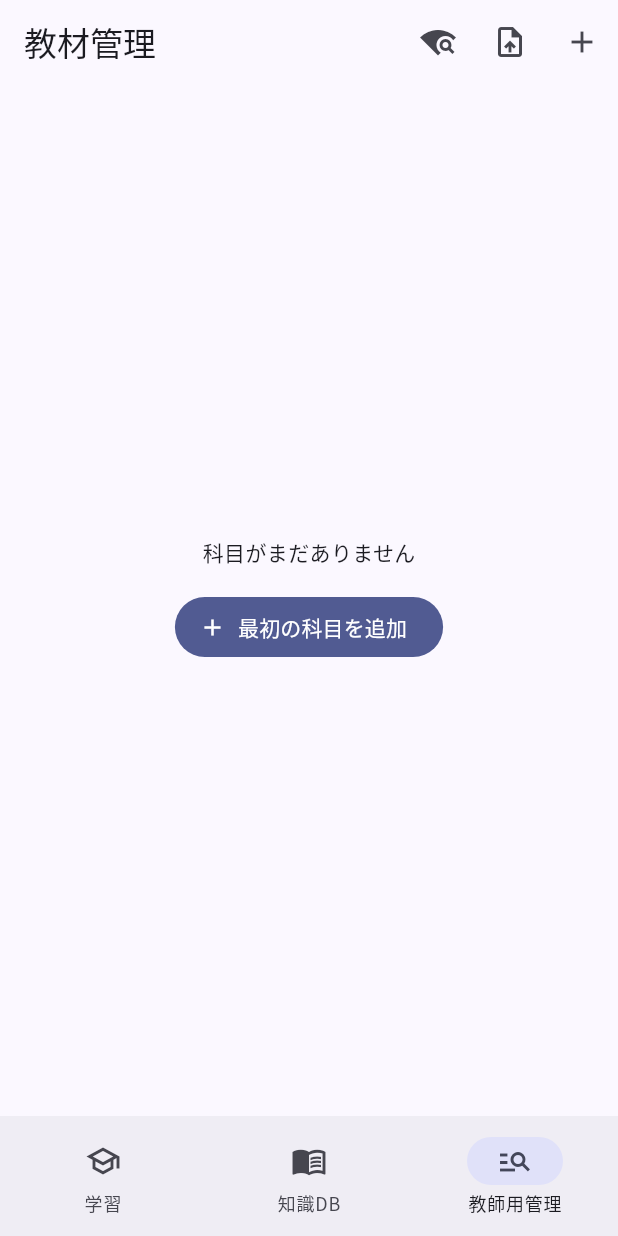
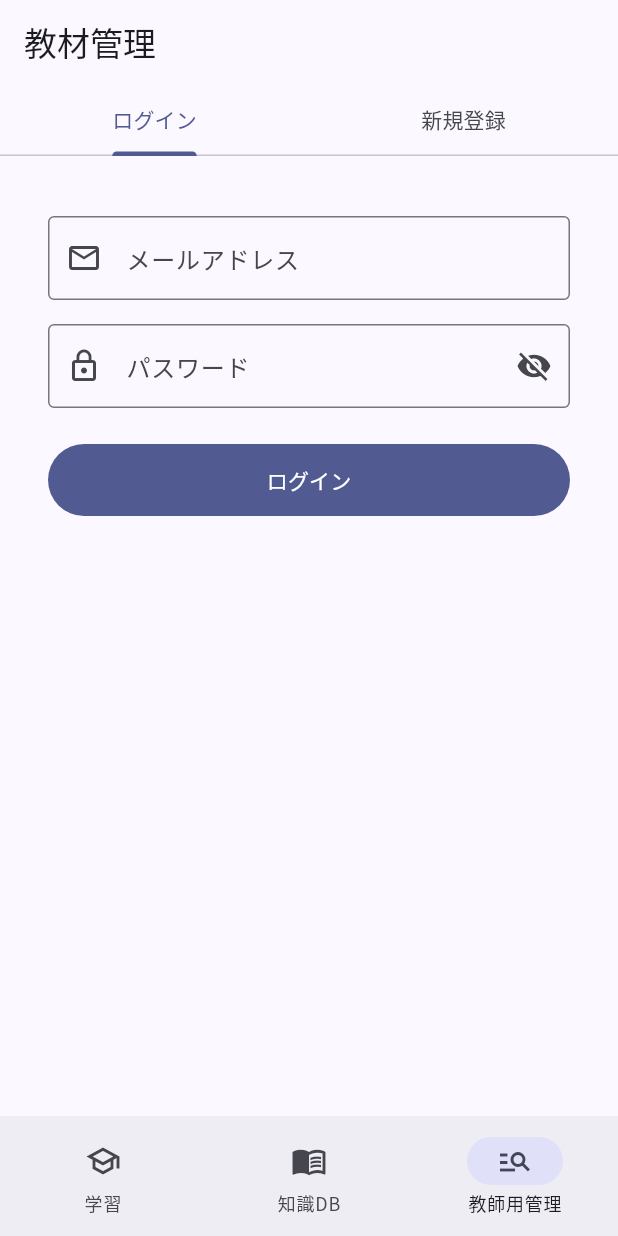
Before and after one commit to tmnotwork/tessera, a Flutter app: the screen it shows after launch, item 3 of the bottom bar chosen, on a phone screen of 412 x 824 dp. Run offline on Flutter 3.47's test engine with Material 3 defaults, Android fonts, the phone set to English and light mode, and no system bars; our stand-ins replace flutter_dotenv, shared_preferences, sqflite, sqflite_common_ffi, supabase_flutter; accounts and stored records are empty.

Commit message:
学習者・教師ロールによるログイン機能を実装
- profiles テーブル追加（role: teacher/learner、user_id フィールド）
- DB トリガー: 新規登録ユーザーに自動で teacher ロールを付与
- get_my_role() SECURITY DEFINER 関数で RLS の再帰参照を回避
- 全コンテンツテーブルの RLS を anon 全許可 → 認証済みロールベースに更新
  （教師: CRUD 全許可 / 学習者: SELECT のみ）
- AppAuthNotifier: 認証状態・ロールキャッシュ・ログイン/ログアウト管理
- LearnerLoginScreen: user_id + パスワードで学習者ログイン
- TeacherLoginScreen: メール + パスワードでログイン / 新規登録（タブ切替）
- RootScaffold: 認証状態に応じてタブ表示を切替（未ログイン → ログイン画面）
- 学習タブ: 教師ログイン時のみ「教材管理」ボタンを表示
- LearnerHomeScreen: ログアウトボタン追加

https://claude.ai/code/session_01ShWGvrbw6i4y2S4Af39uM7

```diff
--- a/lib/main.dart
+++ b/lib/main.dart
@@ -16,7 +16,9 @@ import 'src/init_sqflite_stub.dart' if (dart.library.io) 'src/init_sqflite_io.da
 import 'src/screens/four_choice_list_screen.dart';
 import 'src/screens/knowledge_list_screen.dart';
 import 'src/screens/learner_home_screen.dart';
+import 'src/screens/learner_login_screen.dart';
 import 'src/screens/memorization_list_screen.dart';
+import 'src/screens/teacher_login_screen.dart';
 
 // 実機ビルドでは .env が同梱されないため、フォールバック用の公開キー
 const _fallbackSupabaseUrl = 'https://wnufzrehvhcwclnwxwim.supabase.co';
@@ -32,6 +34,7 @@ Future<void> main() async {
         url: _fallbackSupabaseUrl,
         anonKey: _fallbackSupabaseAnonKey,
       );
+      appAuthNotifier.init();
       runApp(const RootApp(localDb: null));
       return;
     }
@@ -57,6 +60,7 @@ Future<void> main() async {
     }
 
     await Supabase.initialize(url: supabaseUrl, anonKey: supabaseAnonKey);
+    appAuthNotifier.init();
     init_sqflite.initSqliteForDesktop();
     final localDb = await _initLocalDb();
     runApp(RootApp(localDb: localDb));
@@ -262,6 +266,35 @@ class RootScaffold extends StatefulWidget {
 
 class _RootScaffoldState extends State<RootScaffold> {
   int _index = 0;
+  String? _role;
+  bool _authReady = false;
+
+  @override
+  void initState() {
+    super.initState();
+    appAuthNotifier.listen(_onAuthChanged);
+    _refreshRole();
+  }
+
+  @override
+  void dispose() {
+    appAuthNotifier.dispose();
+    super.dispose();
+  }
+
+  void _onAuthChanged() {
+    if (mounted) _refreshRole();
+  }
+
+  Future<void> _refreshRole() async {
+    final role = await appAuthNotifier.fetchRole();
+    if (mounted) {
+      setState(() {
+        _role = role;
+        _authReady = true;
+      });
+    }
+  }
 
   void _switchToManageTab(BuildContext context) {
     final navigator = Navigator.maybeOf(context, rootNavigator: true) ?? Navigator.of(context);
@@ -271,14 +304,62 @@ class _RootScaffoldState extends State<RootScaffold> {
     });
   }
 
+  Widget _buildLearnerTab() {
+    if (!_authReady) {
+      return const Scaffold(body: Center(child: CircularProgressIndicator()));
+    }
+    if (!appAuthNotifier.isLoggedIn) {
+      return const LearnerLoginScreen();
+    }
+    return LearnerHomeScreen(
+      onOpenManage: _role == 'teacher' ? () => setState(() => _index = 2) : null,
+    );
+  }
+
+  Widget _buildTeacherTab() {
+    if (!_authReady) {
+      return const Scaffold(body: Center(child: CircularProgressIndicator()));
+    }
+    if (!appAuthNotifier.isLoggedIn) {
+      return const TeacherLoginScreen();
+    }
+    if (_role == 'teacher') {
+      return TeacherAdminPage(localDb: widget.localDb);
+    }
+    // 学習者がこのタブを開いた場合
+    return Scaffold(
+      appBar: AppBar(title: const Text('教材管理')),
+      body: Center(
+        child: Padding(
+          padding: const EdgeInsets.all(24),
+          child: Column(
+            mainAxisSize: MainAxisSize.min,
+            children: [
+              Icon(Icons.lock_outline,
+                  size: 48, color: Theme.of(context).colorScheme.outline),
+              const SizedBox(height: 16),
+              const Text('このタブは教師専用です'),
+              const SizedBox(height: 24),
+              FilledButton.icon(
+                icon: const Icon(Icons.logout),
+                label: const Text('ログアウト'),
+                onPressed: () async {
+                  await appAuthNotifier.logout();
+                },
+              ),
+            ],
+          ),
+        ),
+      ),
+    );
+  }
+
   @override
   Widget build(BuildContext context) {
     final pages = [
-      LearnerHomeScreen(
-        onOpenManage: () => setState(() => _index = 2),
-      ),
+      _buildLearnerTab(),
       KnowledgeDbHomePage(localDb: widget.localDb),
-      TeacherAdminPage(localDb: widget.localDb),
+      _buildTeacherTab(),
     ];
 
     openManageNotifier.openManage = (ctx) => _rootScaffoldKey.currentState?._switchToManageTab(ctx);
--- /dev/null
+++ b/lib/src/screens/teacher_login_screen.dart
@@ -0,0 +1,166 @@
+import 'package:flutter/material.dart';
+
+import '../app_scope.dart';
+
+class TeacherLoginScreen extends StatefulWidget {
+  const TeacherLoginScreen({super.key});
+
+  @override
+  State<TeacherLoginScreen> createState() => _TeacherLoginScreenState();
+}
+
+class _TeacherLoginScreenState extends State<TeacherLoginScreen>
+    with SingleTickerProviderStateMixin {
+  late final TabController _tabController;
+  final _emailController = TextEditingController();
+  final _passwordController = TextEditingController();
+  bool _loading = false;
+  bool _obscure = true;
+
+  @override
+  void initState() {
+    super.initState();
+    _tabController = TabController(length: 2, vsync: this);
+    // タブ切り替え時にフォームをリセット
+    _tabController.addListener(() {
+      if (mounted) setState(() {});
+    });
+  }
+
+  @override
+  void dispose() {
+    _tabController.dispose();
+    _emailController.dispose();
+    _passwordController.dispose();
+    super.dispose();
+  }
+
+  Future<void> _login() async {
+    final email = _emailController.text.trim();
+    final password = _passwordController.text;
+    if (email.isEmpty || password.isEmpty) return;
+
+    setState(() => _loading = true);
+    try {
+      await appAuthNotifier.loginTeacher(email, password);
+    } catch (e) {
+      if (mounted) {
+        ScaffoldMessenger.of(context).showSnackBar(
+          SnackBar(content: Text('ログインに失敗しました: $e')),
+        );
+      }
+    } finally {
+      if (mounted) setState(() => _loading = false);
+    }
+  }
+
+  Future<void> _signUp() async {
+    final email = _emailController.text.trim();
+    final password = _passwordController.text;
+    if (email.isEmpty || password.isEmpty) return;
+
+    setState(() => _loading = true);
+    try {
+      await appAuthNotifier.signUpTeacher(email, password);
+      if (mounted) {
+        ScaffoldMessenger.of(context).showSnackBar(
+          const SnackBar(content: Text('登録しました。同じIDとパスワードでログインしてください。')),
+        );
+        _tabController.animateTo(0);
+      }
+    } catch (e) {
+      if (mounted) {
+        ScaffoldMessenger.of(context).showSnackBar(
+          SnackBar(content: Text('登録に失敗しました: $e')),
+        );
+      }
+    } finally {
+      if (mounted) setState(() => _loading = false);
+    }
+  }
+
+  Widget _buildForm(bool isLogin) {
+    return SingleChildScrollView(
+      padding: const EdgeInsets.all(32),
+      child: Center(
+        child: ConstrainedBox(
+          constraints: const BoxConstraints(maxWidth: 360),
+          child: Column(
+            crossAxisAlignment: CrossAxisAlignment.stretch,
+            children: [
+              const SizedBox(height: 8),
+              TextField(
+                controller: _emailController,
+                decoration: const InputDecoration(
+                  labelText: 'メールアドレス',
+                  border: OutlineInputBorder(),
+                  prefixIcon: Icon(Icons.email_outlined),
+                ),
+                keyboardType: TextInputType.emailAddress,
+                textInputAction: TextInputAction.next,
+                autofillHints: const [AutofillHints.email],
+              ),
+              const SizedBox(height: 16),
+              TextField(
+                controller: _passwordController,
+                obscureText: _obscure,
+                decoration: InputDecoration(
+                  labelText: 'パスワード',
+                  border: const OutlineInputBorder(),
+                  prefixIcon: const Icon(Icons.lock_outline),
+                  suffixIcon: IconButton(
+                    icon: Icon(_obscure ? Icons.visibility_off : Icons.visibility),
+                    onPressed: () => setState(() => _obscure = !_obscure),
+                  ),
+                ),
+                textInputAction: TextInputAction.done,
+                onSubmitted: (_) {
+                  if (!_loading) (isLogin ? _login : _signUp)();
+                },
+              ),
+              const SizedBox(height: 24),
+              FilledButton(
+                onPressed: _loading ? null : (isLogin ? _login : _signUp),
+                style: FilledButton.styleFrom(
+                  padding: const EdgeInsets.symmetric(vertical: 14),
+                ),
+                child: _loading
+                    ? const SizedBox(
+                        height: 20,
+                        width: 20,
+                        child: CircularProgressIndicator(
+                            strokeWidth: 2, color: Colors.white),
+                      )
+                    : Text(isLogin ? 'ログイン' : '新規登録'),
+              ),
+            ],
+          ),
+        ),
+      ),
+    );
+  }
+
+  @override
+  Widget build(BuildContext context) {
+    final isLogin = _tabController.index == 0;
+    return Scaffold(
+      appBar: AppBar(
+        title: const Text('教材管理'),
+        bottom: TabBar(
+          controller: _tabController,
+          tabs: const [
+            Tab(text: 'ログイン'),
+            Tab(text: '新規登録'),
+          ],
+        ),
+      ),
+      body: TabBarView(
+        controller: _tabController,
+        children: [
+          _buildForm(true),
+          _buildForm(false),
+        ],
+      ),
+    );
+  }
+}
```
Also changed, not shown: lib/src/app_scope.dart (+66 -0 lines), lib/src/screens/learner_home_screen.dart (+8 -0 lines), lib/src/screens/learner_login_screen.dart (added, +130 -0 lines), 1 other file.
